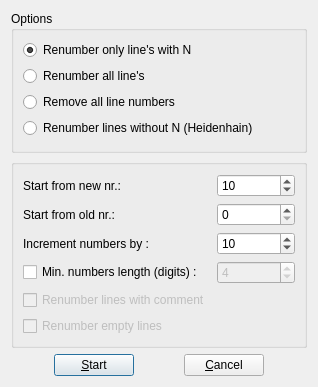
The window that src/renumberdialog.ui (GCodeProjects/GCodeWorkShop) describes before a commit, drawn with Qt 5.
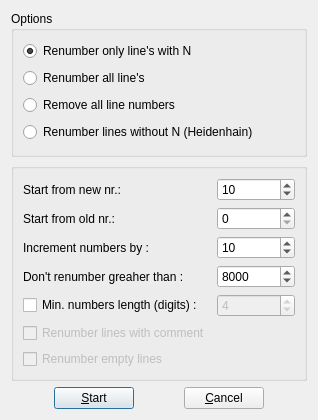
The same window after the commit. Icons and pictures are not drawn.

The edit to the form file:
```diff
--- a/src/renumberdialog.ui
+++ b/src/renumberdialog.ui
@@ -10,7 +10,7 @@
     <x>0</x>
     <y>0</y>
     <width>318</width>
-    <height>387</height>
+    <height>420</height>
    </rect>
   </property>
   <property name="sizePolicy">
@@ -121,7 +121,7 @@
         </property>
        </widget>
       </item>
-      <item row="4" column="1">
+      <item row="5" column="1">
        <widget class="QSpinBox" name="mSpinBox">
         <property name="enabled">
          <bool>false</bool>
@@ -151,14 +151,14 @@
         </property>
        </widget>
       </item>
-      <item row="4" column="0">
+      <item row="5" column="0">
        <widget class="QCheckBox" name="mCheckDivide">
         <property name="text">
          <string>Min. numbers length (digits) :</string>
         </property>
        </widget>
       </item>
-      <item row="5" column="0">
+      <item row="6" column="0">
        <widget class="QCheckBox" name="mRenumWithComm">
         <property name="enabled">
          <bool>false</bool>
@@ -168,7 +168,7 @@
         </property>
        </widget>
       </item>
-      <item row="6" column="0">
+      <item row="7" column="0">
        <widget class="QCheckBox" name="mRenumEmpty">
         <property name="enabled">
          <bool>false</bool>
@@ -178,6 +178,26 @@
         </property>
        </widget>
       </item>
+      <item row="4" column="1">
+       <widget class="QSpinBox" name="toInput">
+        <property name="minimum">
+         <number>1</number>
+        </property>
+        <property name="maximum">
+         <number>9999</number>
+        </property>
+        <property name="value">
+         <number>8000</number>
+        </property>
+       </widget>
+      </item>
+      <item row="4" column="0">
+       <widget class="QLabel" name="toLabel">
+        <property name="text">
+         <string>Don't renumber greaher than :</string>
+        </property>
+       </widget>
+      </item>
      </layout>
     </widget>
    </item>
```
Left out of the diff: 8 changed lines with no effect on the pictures.
